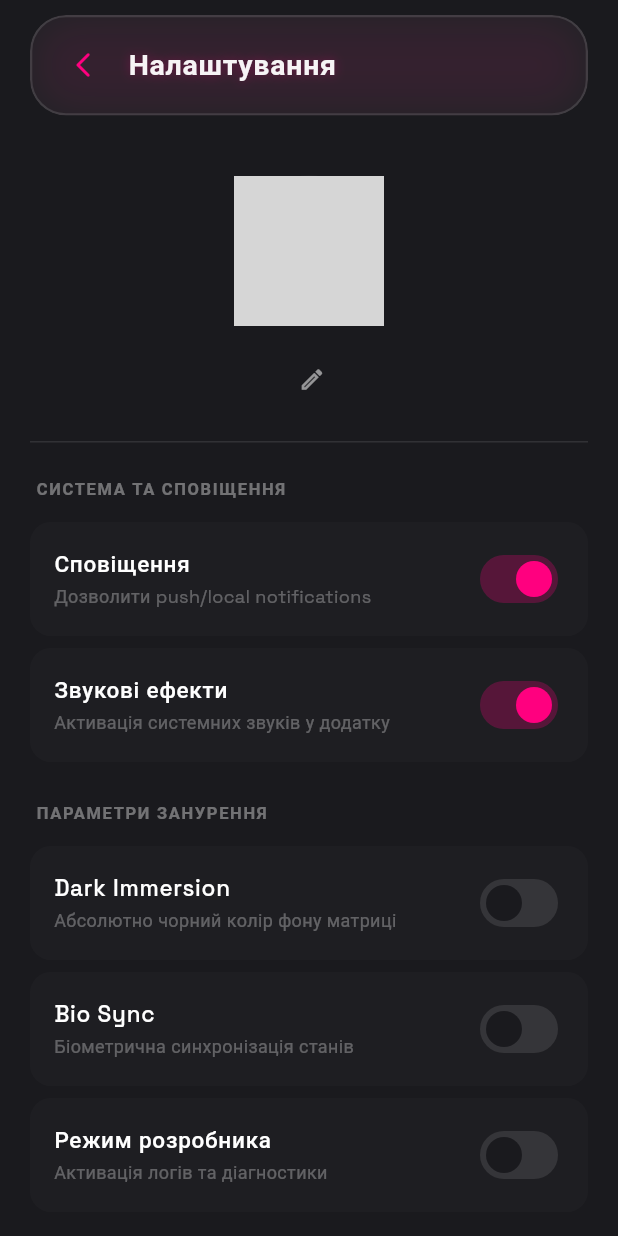
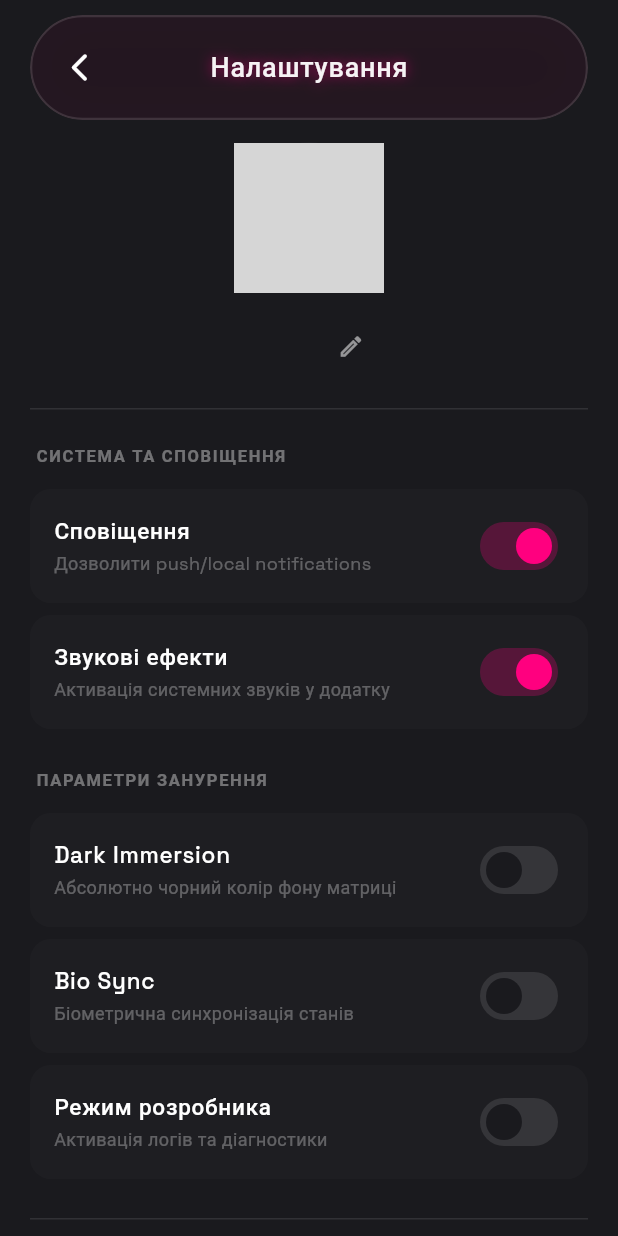
Before and after one commit to pacchetto/supreme-sniffleFlutterDyplom, a Flutter app: the SettingsPage screen opened directly, on a phone screen of 412 x 824 dp. Run offline on Flutter 3.47's test engine with Material 3 defaults, Android fonts, the phone set to English and light mode, and no system bars; our stand-ins replace fl_chart, flutter_dotenv, flutter_riverpod, google_fonts, image_picker, shared_preferences and 1 more; accounts and stored records are empty; grey boxes are pictures that could not be loaded.

Commit message:
enhance settings page UI: add dynamic avatar change and improve layout with liquid glass effect

```diff
--- a/lib/main.dart
+++ b/lib/main.dart
@@ -33,6 +33,7 @@ class AetheriaApp extends StatelessWidget {
       debugShowCheckedModeBanner: false,
       theme: ThemeData(
         brightness: Brightness.dark,
+        splashFactory: InkRipple.splashFactory,
         scaffoldBackgroundColor: const Color(0xFF1A1A1E), // Deep Black
         splashColor: Colors.transparent,
         highlightColor: Colors.transparent,
--- a/lib/settings_page.dart
+++ b/lib/settings_page.dart
@@ -6,7 +6,7 @@ import 'package:flutter/services.dart';
 import 'package:flutter_riverpod/flutter_riverpod.dart';
 import 'package:image_picker/image_picker.dart';
 import 'package:shared_preferences/shared_preferences.dart';
-import 'dart:ui'; // Обов'язково для ImageFilter (розмиття скла)
+import 'dart:ui';
 import 'auth_repository.dart';
 import 'auth_page.dart';
 
@@ -324,6 +324,7 @@ class SettingsPage extends ConsumerWidget {
     final Color currentBgColor = settings.isDarkImmersion
         ? const Color(0xFF000000)
         : const Color(0xFF1A1A1E);
+    final double statusBarHeight = MediaQuery.of(context).padding.top;
 
     // Робимо системну шторку девайса абсолютно прозорою
     SystemChrome.setSystemUIOverlayStyle(
@@ -338,94 +339,13 @@ class SettingsPage extends ConsumerWidget {
 
     return Scaffold(
       backgroundColor: currentBgColor,
-      body: SafeArea(
-        top: false, // Дозволяє контенту заходити під системний статус-бар
-        child: ListView(
-          padding: const EdgeInsets.fromLTRB(20, 0, 20, 20),
+      body: Stack(
         children: [
-            // ПРИДУМАНИЙ СКЛЯНИЙ ЕЛЕМЕНТ (LIQUID GLASS APP BAR)
-            Padding(
-              padding: EdgeInsets.only(
-                top: MediaQuery.of(context).padding.top + 10,
-                bottom: 15,
-              ),
-              child: ClipRRect(
-                borderRadius: BorderRadius.circular(24),
-                child: BackdropFilter(
-                  filter: ImageFilter.blur(
-                    sigmaX: 15,
-                    sigmaY: 15,
-                  ), // Ефект розмиття за склом
-                  child: Container(
-                    padding: const EdgeInsets.symmetric(
-                      horizontal: 16,
-                      vertical: 14,
-                    ),
-                    decoration: BoxDecoration(
-                      color: Colors.white.withOpacity(
-                        0.04,
-                      ), // Напівпрозоре скло
-                      borderRadius: BorderRadius.circular(24),
-                      border: Border.all(
-                        color: Colors.white.withOpacity(
-                          0.12,
-                        ), // Світловий відблиск по краю (грань скла)
-                        width: 1.5,
-                      ),
-                      boxShadow: [
-                        BoxShadow(
-                          color: primaryColor.withOpacity(
-                            0.08,
-                          ), // Легке неонове світіння зсередини ліквіду
-                          blurRadius: 20,
-                          spreadRadius: -5,
-                        ),
-                      ],
-                    ),
-                    child: Row(
+          // 1. ОСНОВНИЙ КОНТЕНТ (ПРОКРУЧУЄТЬСЯ ПІД СКЛОМ)
+          ListView(
+            // Робимо верхній відступ більшим, щоб контент початково починався під скляним AppBar
+            padding: EdgeInsets.fromLTRB(20, statusBarHeight + 95, 20, 20),
             children: [
-                        // Кнопка назад всередині скла
-                        Material(
-                          color: Colors.transparent,
-                          child: InkWell(
-                            borderRadius: BorderRadius.circular(30),
-                            onTap: () => Navigator.maybePop(context),
-                            child: Padding(
-                              padding: const EdgeInsets.all(8.0),
-                              child: Icon(
-                                Icons.arrow_back_ios_new_rounded,
-                                color: primaryColor, // Твій Neon Pink колір
-                                size: 20,
-                              ),
-                            ),
-                          ),
-                        ),
-                        const SizedBox(width: 12),
-                        // Текст "Налаштування" всередині скла
-                        Text(
-                          "Налаштування",
-                          style: TextStyle(
-                            color: Colors.white.withOpacity(0.95),
-                            fontWeight: FontWeight.w600,
-                            fontSize: 19,
-                            letterSpacing: 0.5,
-                            shadows: [
-                              Shadow(
-                                color: primaryColor.withOpacity(0.3),
-                                blurRadius: 8,
-                              ),
-                            ],
-                          ),
-                        ),
-                      ],
-                    ),
-                  ),
-                ),
-              ),
-            ),
-
-            const SizedBox(height: 25),
-
               // Блок зміни аватара
               Center(
                 child: Stack(
@@ -469,9 +389,18 @@ class SettingsPage extends ConsumerWidget {
               const SizedBox(height: 12),
 
               // Блок зміни імені
+              // Блок зміни імені (Тепер ідеально відцентрований)
               Row(
                 mainAxisAlignment: MainAxisAlignment.center,
                 children: [
+                  Opacity(
+                    opacity: 0,
+                    child: IconButton(
+                      icon: const Icon(Icons.mode_edit_outlined, size: 18),
+                      onPressed: null,
+                    ),
+                  ),
+                  const SizedBox(width: 4), // Дзеркальний відступ
                   Text(
                     settings.userName,
                     style: const TextStyle(
@@ -481,6 +410,7 @@ class SettingsPage extends ConsumerWidget {
                     ),
                   ),
                   const SizedBox(width: 4),
+
                   IconButton(
                     icon: const Icon(
                       Icons.mode_edit_outlined,
@@ -493,7 +423,7 @@ class SettingsPage extends ConsumerWidget {
                 ],
               ),
 
-            // Динамічна кнопка збереження профилю
+              // Динамічна кнопка збереження
               if (settings.hasUnsavedChanges) ...[
                 const SizedBox(height: 10),
                 Center(
@@ -537,8 +467,9 @@ class SettingsPage extends ConsumerWidget {
                 title: "Сповіщення",
                 subtitle: "Дозволити push/local notifications",
                 value: settings.isNotificationsEnabled,
-              onChanged: (val) =>
-                  ref.read(settingsProvider.notifier).toggleNotifications(val),
+                onChanged: (val) => ref
+                    .read(settingsProvider.notifier)
+                    .toggleNotifications(val),
               ),
               _buildCustomToggle(
                 title: "Звукові ефекти",
@@ -554,8 +485,9 @@ class SettingsPage extends ConsumerWidget {
                 title: "Dark Immersion",
                 subtitle: "Абсолютно чорний колір фону матриці",
                 value: settings.isDarkImmersion,
-              onChanged: (val) =>
-                  ref.read(settingsProvider.notifier).toggleDarkImmersion(val),
+                onChanged: (val) => ref
+                    .read(settingsProvider.notifier)
+                    .toggleDarkImmersion(val),
               ),
               _buildCustomToggle(
                 title: "Bio Sync",
@@ -647,6 +579,114 @@ class SettingsPage extends ConsumerWidget {
               const SizedBox(height: 20),
             ],
           ),
+
+          // 2. ФІКСОВАНИЙ ВЕРХНІЙ LIQUID GLASS APP BAR (ЗАВЖДИ НАВЕРХУ)
+          Positioned(
+            top: 0,
+            left: 0,
+            right: 0,
+            child: Column(
+              children: [
+                // Повністю прозорий заповнювач висоти статус-бару, щоб BackdropFilter затікав на самісінький верх
+                Container(height: statusBarHeight, color: Colors.transparent),
+                Padding(
+                  padding: const EdgeInsets.fromLTRB(20, 10, 20, 0),
+                  child: SizedBox(
+                    height:
+                        70, // Фіксована висота капсули як і у нижнього навбару
+                    child: Stack(
+                      children: [
+                        // --- ЕФЕКТ LIQUID GLASS ---
+                        ClipRRect(
+                          borderRadius: BorderRadius.circular(35),
+                          child: BackdropFilter(
+                            filter: ImageFilter.blur(
+                              sigmaX: 6,
+                              sigmaY: 9,
+                            ), // Розрахунок блуру копіює твій MainNavBar
+                            child: Container(
+                              decoration: BoxDecoration(
+                                color: const Color(
+                                  0xFFFF007F,
+                                ).withOpacity(0.05), // Твій neonPink відтінок
+                                borderRadius: BorderRadius.circular(35),
+                                border: Border.all(
+                                  color: Colors.white.withOpacity(0.12),
+                                  width: 1.5,
+                                ),
+                                boxShadow: [
+                                  BoxShadow(
+                                    color: Colors.black.withOpacity(0.1),
+                                    blurRadius: 30,
+                                    spreadRadius: 5,
+                                  ),
+                                ],
+                              ),
+                            ),
+                          ),
+                        ),
+
+                        // --- ОНОВЛЕНИЙ КОНТЕНТ (Ідеальне центрування за допомогою Stack) ---
+                        SizedBox(
+                          width: double.infinity,
+                          height: 70,
+                          child: Stack(
+                            alignment: Alignment
+                                .center, // Центруємо текст по всій ширині барбару
+                            children: [
+                              // Стрілка назад (вирвана з потоку і притиснута ліворуч)
+                              Positioned(
+                                left: 10,
+                                child: Material(
+                                  color: Colors.transparent,
+                                  child: InkWell(
+                                    borderRadius: BorderRadius.circular(30),
+                                    splashColor: Colors
+                                        .transparent, // Вимикає ефект розмитих пікселів
+                                    highlightColor: Colors
+                                        .transparent, // Вимикає ефект затискання
+                                    onTap: () => Navigator.maybePop(context),
+                                    child: const Padding(
+                                      padding: EdgeInsets.all(12.0),
+                                      child: Icon(
+                                        Icons.arrow_back_ios_new_rounded,
+                                        color: Colors.white,
+                                        size: 22,
+                                      ),
+                                    ),
+                                  ),
+                                ),
+                              ),
+
+                              // Напис "Налаштування" (абсолютний центр)
+                              Text(
+                                "Налаштування",
+                                style: TextStyle(
+                                  color: Colors.white.withOpacity(0.95),
+                                  fontWeight: FontWeight.w500,
+                                  fontSize: 18,
+                                  letterSpacing: 0.5,
+                                  shadows: [
+                                    BoxShadow(
+                                      color: const Color(
+                                        0xFFFF007F,
+                                      ).withOpacity(0.6),
+                                      blurRadius: 10,
+                                    ),
+                                  ],
+                                ),
+                              ),
+                            ],
+                          ),
+                        ),
+                      ],
+                    ),
+                  ),
+                ),
+              ],
+            ),
+          ),
+        ],
       ),
     );
   }
@@ -703,10 +743,3 @@ class SettingsPage extends ConsumerWidget {
     );
   }
 }
-
-// Допоміжне розширення для безпечних відступів зверху сторінки під ліквід-скло
-extension on EdgeInsets {
-  static double topNode(double mediaQueryTop, double fallback) {
-    return mediaQueryTop > 0 ? mediaQueryTop : fallback;
-  }
-}
```
Lines whose indentation alone changed are shown as unchanged.
